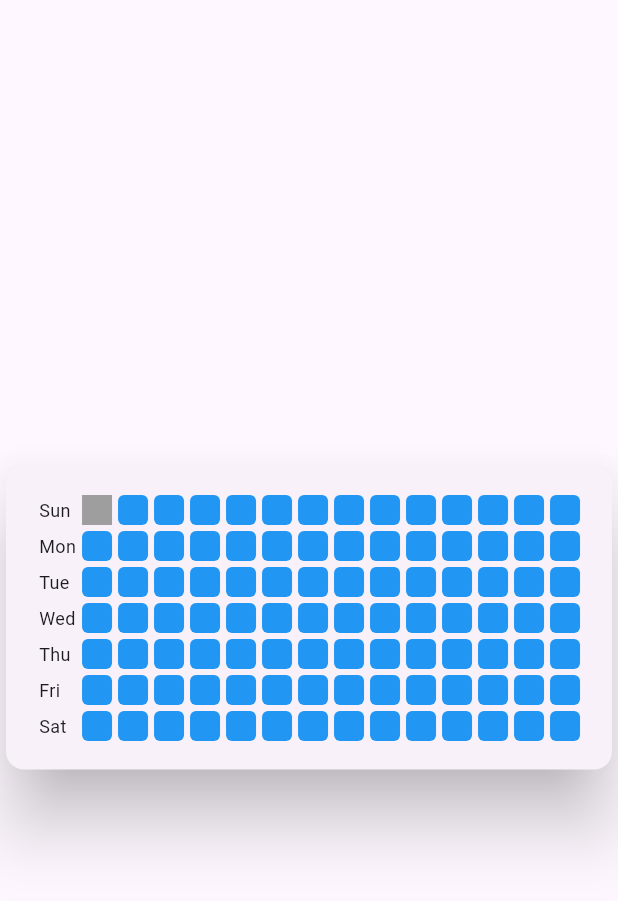
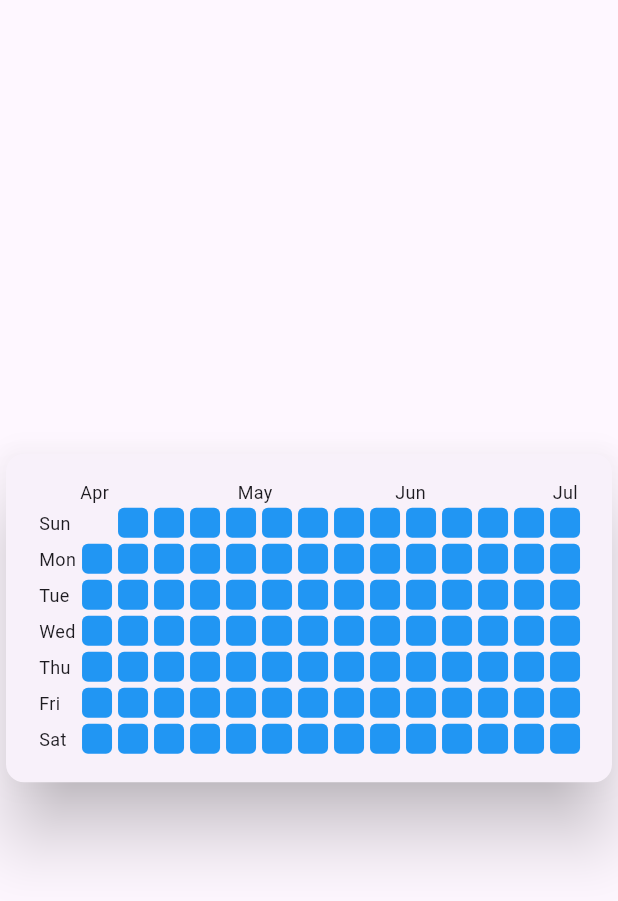
Before and after one commit to Omegaviv/transaction_graph, a Flutter app: the screen it shows after launch, on a phone screen of 412 x 824 dp. Shown: the top 901 px of the screen. Run offline on Flutter 3.47's test engine with Material 3 defaults, Android fonts, the light colour scheme and no system bars.

Commit message:
month label

```diff
--- a/lib/constants.dart
+++ b/lib/constants.dart
@@ -8,4 +8,34 @@ class Constants {
     'Fri',
     'Sat',
   ];
+
+  static const List<String> SHORT_MONTH_LABEL = [
+    'Jan',
+    'Feb',
+    'Mar',
+    'Apr',
+    'May',
+    'Jun',
+    'Jul',
+    'Aug',
+    'Sep',
+    'Oct',
+    'Nov',
+    'Dec',
+  ];
+
+  static const List<String> MONTH_LABEL = [
+    'January',
+    'February',
+    'March',
+    'April',
+    'May',
+    'June',
+    'July',
+    'August',
+    'September',
+    'October',
+    'November',
+    'December',
+  ];
 }
--- a/lib/presentation/home_page.dart
+++ b/lib/presentation/home_page.dart
@@ -1,4 +1,3 @@
-import 'package:card_transactions/presentation/widgets/single_day.dart';
 import 'package:card_transactions/presentation/widgets/transaction_graph.dart';
 import 'package:flutter/material.dart';
 
--- /dev/null
+++ b/lib/presentation/widgets/month_label.dart
@@ -0,0 +1,45 @@
+import 'package:card_transactions/constants.dart';
+import 'package:card_transactions/utils.dart';
+import 'package:flutter/material.dart';
+
+class MonthLabel extends StatelessWidget {
+  const MonthLabel(
+      {super.key,
+      required this.startDate,
+      required this.monthLabelVisiblityType,
+      required this.fontSize});
+  final DateTime startDate;
+  final MonthLabelVisiblityType monthLabelVisiblityType;
+  final double fontSize;
+
+  @override
+  Widget build(BuildContext context) {
+    if (monthLabelVisiblityType == MonthLabelVisiblityType.none) {
+      return Container();
+    }
+    List<String> labels =
+        monthLabelVisiblityType == MonthLabelVisiblityType.short
+            ? Constants.SHORT_MONTH_LABEL
+            : Constants.MONTH_LABEL;
+    return Padding(
+      padding: const EdgeInsets.only(left: 18.0),
+      child: Row(
+        mainAxisSize: MainAxisSize.min,
+        children: labels
+            .asMap()
+            .entries
+            .map(
+              (e) => SizedBox(
+                width: 105,
+                child: Text(
+                  labels[(e.key + (startDate).month - 1) % 12],
+                  textAlign: TextAlign.start,
+                  style: TextStyle(fontSize: fontSize),
+                ),
+              ),
+            )
+            .toList(),
+      ),
+    );
+  }
+}
--- a/lib/presentation/widgets/transaction_graph.dart
+++ b/lib/presentation/widgets/transaction_graph.dart
@@ -1,10 +1,9 @@
-import 'package:card_transactions/constants.dart';
 import 'package:card_transactions/domain/transaction.dart';
+import 'package:card_transactions/presentation/widgets/month_label.dart';
 import 'package:card_transactions/presentation/widgets/single_day.dart';
 import 'package:card_transactions/presentation/widgets/week_label.dart';
+import 'package:card_transactions/utils.dart';
 import 'package:flutter/material.dart';
-
-enum WeekLableVisiblityType { none, oddDays, evenDays, all }
 
 class TransactionGraph extends StatelessWidget {
   const TransactionGraph(
@@ -15,7 +14,8 @@ class TransactionGraph extends StatelessWidget {
       this.size = 20,
       this.fontSize = 12,
       this.margin = 2,
-      this.weekLableVisiblityType = WeekLableVisiblityType.all});
+      this.weekLableVisiblityType = WeekLableVisiblityType.all,
+      this.monthLabelVisiblityType = MonthLabelVisiblityType.short});
 
   final DateTime? startDate;
   final DateTime? endDate;
@@ -24,11 +24,19 @@ class TransactionGraph extends StatelessWidget {
   final double? fontSize;
   final double? margin;
   final WeekLableVisiblityType weekLableVisiblityType;
+  final MonthLabelVisiblityType monthLabelVisiblityType;
   @override
   Widget build(BuildContext context) {
     return SingleChildScrollView(
       scrollDirection: Axis.horizontal,
-      child: Row(
+      child: Column(
+        mainAxisSize: MainAxisSize.min,
+        children: [
+          MonthLabel(
+              startDate: startDate ?? DateTime.now(),
+              monthLabelVisiblityType: monthLabelVisiblityType,
+              fontSize: fontSize ?? 12),
+          Row(
             children: [
               WeekLabel(
                 weekLableVisiblityType: weekLableVisiblityType,
@@ -37,6 +45,8 @@ class TransactionGraph extends StatelessWidget {
                 margin: margin ?? 2,
               ),
               ..._buildWeeks()
+            ],
+          ),
         ],
       ),
     );
@@ -80,8 +90,7 @@ class TransactionGraph extends StatelessWidget {
               (index) => Container(
                 height: 20,
                 width: 20,
-                color: Colors.grey,
-                margin: const EdgeInsets.all(2),
+                margin: EdgeInsets.all(margin ?? 2),
               ),
             ),
         ],
@@ -99,8 +108,7 @@ class TransactionGraph extends StatelessWidget {
           (index) => Container(
             height: 20,
             width: 20,
-            color: Colors.grey,
-            margin: const EdgeInsets.all(2),
+            margin: EdgeInsets.all(margin ?? 2),
           ),
         ),
 
--- a/lib/presentation/widgets/week_label.dart
+++ b/lib/presentation/widgets/week_label.dart
@@ -1,5 +1,5 @@
 import 'package:card_transactions/constants.dart';
-import 'package:card_transactions/presentation/widgets/transaction_graph.dart';
+import 'package:card_transactions/utils.dart';
 import 'package:flutter/material.dart';
 
 class WeekLabel extends StatelessWidget {
--- /dev/null
+++ b/lib/utils.dart
@@ -0,0 +1,3 @@
+enum WeekLableVisiblityType { none, oddDays, evenDays, all }
+
+enum MonthLabelVisiblityType { none, short, full }
```
Also changed, not shown: 1 other file. Lines whose indentation alone changed are shown as unchanged.
